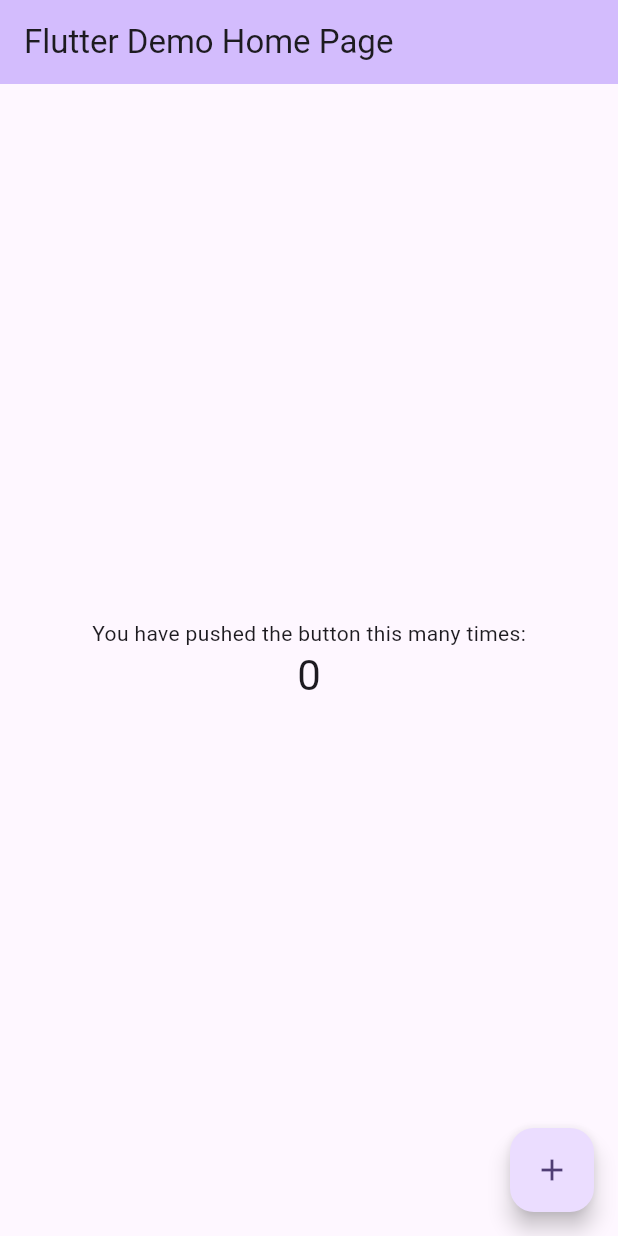
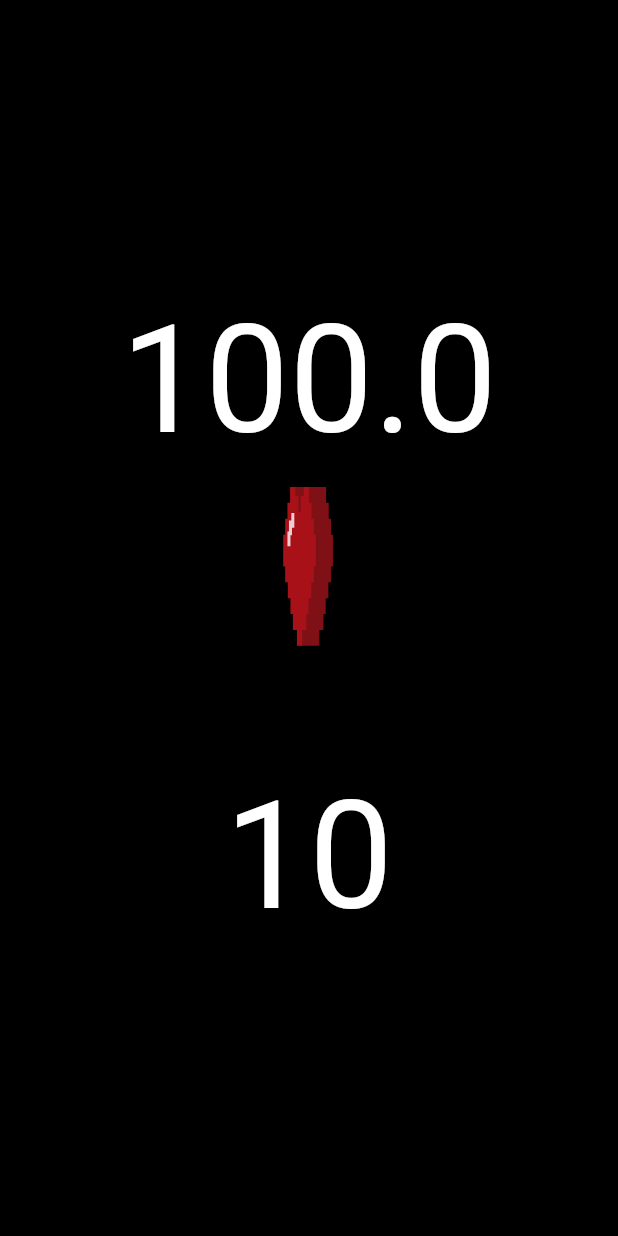
Before and after one commit to millejuice/Task_Manager, a Flutter app: the screen it shows after launch, on a phone screen of 412 x 824 dp. Run offline on Flutter 3.47's test engine with Material 2 defaults, Android fonts, the phone set to English and light mode, and no system bars; drawn by our look-alikes of timer_count_down; our stand-ins replace firebase_core, flutter_local_notifications, lottie, wakelock; accounts and stored records are empty; Roboto replaces fonts that are missing (DungGeunMo).

Commit message:
update11111

```diff
--- /dev/null
+++ b/lib/app.dart
@@ -0,0 +1,19 @@
+import 'package:flutter/material.dart';
+
+import 'lock_screen.dart';
+
+class PixelNSemicolon extends StatelessWidget {
+  const PixelNSemicolon({Key? key}) : super(key: key);
+
+  @override
+  Widget build(BuildContext context) {
+    return MaterialApp(
+      title: 'PixelNSemicolon',
+      initialRoute: '/login',
+      routes: {
+        '/lock': (BuildContext context) => const LockPage(),
+      },
+      theme: ThemeData.light(useMaterial3: true),
+    );
+  }
+}
--- /dev/null
+++ b/lib/lock_screen.dart
@@ -0,0 +1,99 @@
+import 'dart:io';
+
+import 'package:flutter/material.dart';
+import 'package:lottie/lottie.dart';
+import 'package:timer_count_down/timer_controller.dart';
+import 'package:timer_count_down/timer_count_down.dart';
+import 'package:wakelock/wakelock.dart';
+
+class LockPage extends StatefulWidget {
+  const LockPage({Key? key}) : super(key: key);
+
+  @override
+  State<LockPage> createState() => _LockPageState();
+}
+
+class _LockPageState extends State<LockPage> {
+  final CountdownController _controller =
+      new CountdownController(autoStart: true);
+  int _counter = 10;
+
+  void _decrementCounter() {
+    setState(() {
+      _counter--;
+    });
+  }
+
+  @override
+  void initState() {
+    super.initState();
+    Wakelock.enable();
+  }
+
+  void closeAppUsingExit() {
+    exit(0);
+  }
+
+  bool checkDone() {
+    if (_counter == 0) {
+      return true;
+    } else {
+      return false;
+    }
+  }
+
+  @override
+  Widget build(BuildContext context) {
+    return AbsorbPointer(
+      absorbing: false,
+      child: Scaffold(
+        backgroundColor: Colors.black,
+        body: Center(
+          child: checkDone()
+              ? Image.asset('assets/defence.png')
+              : Column(
+                  mainAxisAlignment: MainAxisAlignment.center,
+                  children: [
+                    Countdown(
+                      controller: _controller,
+                      seconds: 100,
+                      build: (_, double time) => Text(
+                        time.toString(),
+                        style: TextStyle(
+                          color: Colors.white,
+                          fontSize: 100,
+                        ),
+                      ),
+                      interval: Duration(milliseconds: 100),
+                      onFinished: () {
+                        closeAppUsingExit();
+                      },
+                    ),
+                    InkWell(
+                      child: Lottie.asset(
+                        'assets/pixel_heart.json',
+                        width: 200,
+                        height: 200,
+                        fit: BoxFit.fill,
+                      ),
+                      onTap: () {
+                        _decrementCounter();
+                        if (checkDone()) {
+                          closeAppUsingExit();
+                        }
+                      },
+                    ),
+                    Text(
+                      '$_counter',
+                      style: TextStyle(
+                        color: Colors.white,
+                        fontSize: 100,
+                      ),
+                    ),
+                  ],
+                ),
+        ),
+      ),
+    );
+  }
+}
--- a/lib/main.dart
+++ b/lib/main.dart
@@ -1,125 +1,32 @@
 import 'package:flutter/material.dart';
+import 'package:pixel_n_semicolon/lock_screen.dart';
+import 'notifi_service.dart';
+
+import 'home_screen.dart';
 
 void main() {
+  WidgetsFlutterBinding.ensureInitialized();
+  NotificationService().initNotification();
   runApp(const MyApp());
 }
 
 class MyApp extends StatelessWidget {
   const MyApp({super.key});
 
-  // This widget is the root of your application.
+  final bool flag = true;
+
   @override
   Widget build(BuildContext context) {
     return MaterialApp(
-      title: 'Flutter Demo',
+      title: 'Flutter Notifications',
+      debugShowCheckedModeBanner: false,
       theme: ThemeData(
-        // This is the theme of your application.
-        //
-        // TRY THIS: Try running your application with "flutter run". You'll see
-        // the application has a blue toolbar. Then, without quitting the app,
-        // try changing the seedColor in the colorScheme below to Colors.green
-        // and then invoke "hot reload" (save your changes or press the "hot
-        // reload" button in a Flutter-supported IDE, or press "r" if you used
-        // the command line to start the app).
-        //
-        // Notice that the counter didn't reset back to zero; the application
-        // state is not lost during the reload. To reset the state, use hot
-        // restart instead.
-        //
-        // This works for code too, not just values: Most code changes can be
-        // tested with just a hot reload.
-        colorScheme: ColorScheme.fromSeed(seedColor: Colors.deepPurple),
-        useMaterial3: true,
+        primarySwatch: Colors.blue,
+        fontFamily: 'DungGeunMo',
       ),
-      home: const MyHomePage(title: 'Flutter Demo Home Page'),
+      home: flag
+          ? const LockPage()
+          : const MyHomePage(title: 'Flutter Local Notifications'),
     );
   }
 }
-
-class MyHomePage extends StatefulWidget {
-  const MyHomePage({super.key, required this.title});
-
-  // This widget is the home page of your application. It is stateful, meaning
-  // that it has a State object (defined below) that contains fields that affect
-  // how it looks.
-
-  // This class is the configuration for the state. It holds the values (in this
-  // case the title) provided by the parent (in this case the App widget) and
-  // used by the build method of the State. Fields in a Widget subclass are
-  // always marked "final".
-
-  final String title;
-
-  @override
-  State<MyHomePage> createState() => _MyHomePageState();
-}
-
-class _MyHomePageState extends State<MyHomePage> {
-  int _counter = 0;
-
-  void _incrementCounter() {
-    setState(() {
-      // This call to setState tells the Flutter framework that something has
-      // changed in this State, which causes it to rerun the build method below
-      // so that the display can reflect the updated values. If we changed
-      // _counter without calling setState(), then the build method would not be
-      // called again, and so nothing would appear to happen.
-      _counter++;
-    });
-  }
-
-  @override
-  Widget build(BuildContext context) {
-    // This method is rerun every time setState is called, for instance as done
-    // by the _incrementCounter method above.
-    //
-    // The Flutter framework has been optimized to make rerunning build methods
-    // fast, so that you can just rebuild anything that needs updating rather
-    // than having to individually change instances of widgets.
-    return Scaffold(
-      appBar: AppBar(
-        // TRY THIS: Try changing the color here to a specific color (to
-        // Colors.amber, perhaps?) and trigger a hot reload to see the AppBar
-        // change color while the other colors stay the same.
-        backgroundColor: Theme.of(context).colorScheme.inversePrimary,
-        // Here we take the value from the MyHomePage object that was created by
-        // the App.build method, and use it to set our appbar title.
-        title: Text(widget.title),
-      ),
-      body: Center(
-        // Center is a layout widget. It takes a single child and positions it
-        // in the middle of the parent.
-        child: Column(
-          // Column is also a layout widget. It takes a list of children and
-          // arranges them vertically. By default, it sizes itself to fit its
-          // children horizontally, and tries to be as tall as its parent.
-          //
-          // Column has various properties to control how it sizes itself and
-          // how it positions its children. Here we use mainAxisAlignment to
-          // center the children vertically; the main axis here is the vertical
-          // axis because Columns are vertical (the cross axis would be
-          // horizontal).
-          //
-          // TRY THIS: Invoke "debug painting" (choose the "Toggle Debug Paint"
-          // action in the IDE, or press "p" in the console), to see the
-          // wireframe for each widget.
-          mainAxisAlignment: MainAxisAlignment.center,
-          children: <Widget>[
-            const Text(
-              'You have pushed the button this many times:',
-            ),
-            Text(
-              '$_counter',
-              style: Theme.of(context).textTheme.headlineMedium,
-            ),
-          ],
-        ),
-      ),
-      floatingActionButton: FloatingActionButton(
-        onPressed: _incrementCounter,
-        tooltip: 'Increment',
-        child: const Icon(Icons.add),
-      ), // This trailing comma makes auto-formatting nicer for build methods.
-    );
-  }
-}
```
Also changed, not shown: lib/home_screen.dart (added, +30 -0 lines), lib/notifi_service.dart (added, +57 -0 lines), pubspec.yaml (+15 -14 lines), pubspec.lock, 12 other files.
